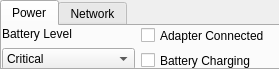
Old version of the form src/citra_qt/control_panel.ui in the repository grimtnt/citra.
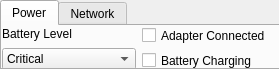
New version of the form. The open tabs and pages were chosen to show the change.

Diff of the .ui file:
```diff
--- a/src/citra_qt/control_panel.ui
+++ b/src/citra_qt/control_panel.ui
@@ -29,16 +29,16 @@
     <attribute name="title">
      <string>Power</string>
     </attribute>
-    <widget class="QWidget" name="layoutWidget">
+    <widget class="QWidget" name="layoutPower">
      <property name="geometry">
       <rect>
        <x>0</x>
        <y>0</y>
-       <width>271</width>
+       <width>274</width>
        <height>44</height>
       </rect>
      </property>
-     <layout class="QHBoxLayout" name="layoutPower">
+     <layout class="QHBoxLayout" name="layoutPower_2">
       <item>
        <layout class="QVBoxLayout" name="layoutPowerBatteryLevel">
         <item>
```
Left out of the diff: 6 changed lines with no effect on the pictures.
